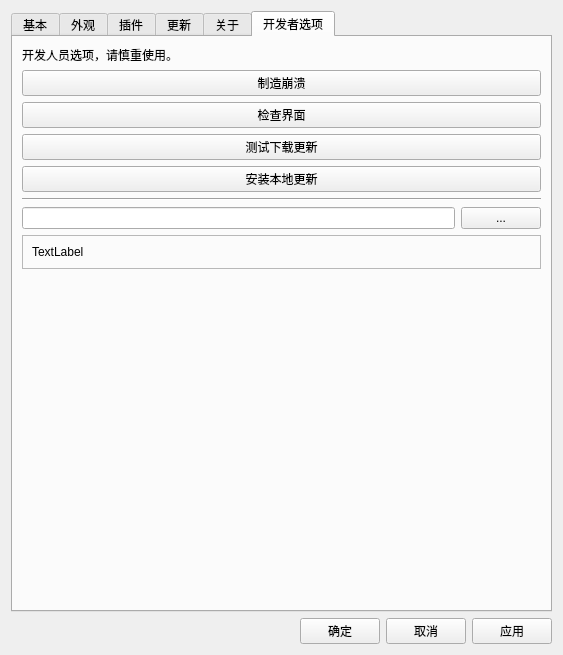
Above: UISource/settings.ui from HelloWRC/W-DesktopCountdown before the change. Below: the same form after it.
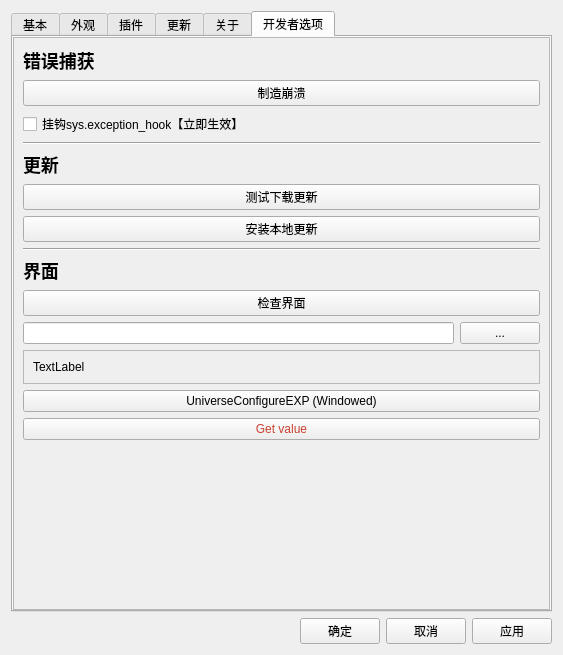
That is the form after the change. The open tabs and pages were chosen to show the change. Icons and pictures are not drawn.

Commit message: universe_configure 功能完善

Patch:
```diff
--- a/UISource/settings.ui
+++ b/UISource/settings.ui
@@ -902,11 +902,41 @@
       <attribute name="title">
        <string>开发者选项</string>
       </attribute>
-      <layout class="QFormLayout" name="formLayout_4">
+      <layout class="QVBoxLayout" name="verticalLayout_14">
+       <property name="spacing">
+        <number>0</number>
+       </property>
+       <property name="leftMargin">
+        <number>0</number>
+       </property>
+       <property name="topMargin">
+        <number>0</number>
+       </property>
+       <property name="rightMargin">
+        <number>0</number>
+       </property>
+       <property name="bottomMargin">
+        <number>0</number>
+       </property>
+       <item>
+        <widget class="QScrollArea" name="scrollArea_3">
+         <property name="widgetResizable">
+          <bool>true</bool>
+         </property>
+         <widget class="QWidget" name="scrollAreaWidgetContents_3">
+          <property name="geometry">
+           <rect>
+            <x>0</x>
+            <y>0</y>
+            <width>535</width>
+            <height>557</height>
+           </rect>
+          </property>
+          <layout class="QFormLayout" name="formLayout_2">
        <item row="0" column="0" colspan="2">
         <widget class="QLabel" name="label_9">
          <property name="text">
-          <string>开发人员选项，请慎重使用。</string>
+              <string>&lt;h2&gt;错误捕获&lt;/h2&gt;</string>
          </property>
         </widget>
        </item>
@@ -918,40 +948,74 @@
         </widget>
        </item>
        <item row="2" column="0" colspan="2">
-        <widget class="QPushButton" name="btn_check_ui">
+            <widget class="QCheckBox" name="cb_hook_exception">
          <property name="text">
-          <string>检查界面</string>
-         </property>
-        </widget>
-       </item>
-       <item row="4" column="0" colspan="2">
-        <widget class="QPushButton" name="btn_install_local_update">
-         <property name="text">
-          <string>安装本地更新</string>
+              <string>挂钩sys.exception_hook【立即生效】</string>
          </property>
         </widget>
        </item>
        <item row="3" column="0" colspan="2">
+            <widget class="Line" name="line_5">
+             <property name="minimumSize">
+              <size>
+               <width>50</width>
+               <height>0</height>
+              </size>
+             </property>
+             <property name="orientation">
+              <enum>Qt::Horizontal</enum>
+             </property>
+            </widget>
+           </item>
+           <item row="4" column="0" colspan="2">
+            <widget class="QLabel" name="label_10">
+             <property name="text">
+              <string>&lt;h2&gt;更新&lt;/h2&gt;</string>
+             </property>
+            </widget>
+           </item>
+           <item row="5" column="0" colspan="2">
         <widget class="QPushButton" name="btn_dbg_download_update">
          <property name="text">
           <string>测试下载更新</string>
          </property>
         </widget>
        </item>
-       <item row="5" column="0" colspan="2">
-        <widget class="Line" name="line_2">
-         <property name="minimumSize">
-          <size>
-           <width>0</width>
-           <height>0</height>
-          </size>
-         </property>
-         <property name="orientation">
-          <enum>Qt::Horizontal</enum>
-         </property>
-        </widget>
-       </item>
        <item row="6" column="0" colspan="2">
+            <widget class="QPushButton" name="btn_install_local_update">
+             <property name="text">
+              <string>安装本地更新</string>
+             </property>
+            </widget>
+           </item>
+           <item row="7" column="0" colspan="2">
+            <widget class="Line" name="line_6">
+             <property name="minimumSize">
+              <size>
+               <width>50</width>
+               <height>0</height>
+              </size>
+             </property>
+             <property name="orientation">
+              <enum>Qt::Horizontal</enum>
+             </property>
+            </widget>
+           </item>
+           <item row="8" column="0" colspan="2">
+            <widget class="QLabel" name="label_11">
+             <property name="text">
+              <string>&lt;h2&gt;界面&lt;/h2&gt;</string>
+             </property>
+            </widget>
+           </item>
+           <item row="9" column="0" colspan="2">
+            <widget class="QPushButton" name="btn_check_ui">
+             <property name="text">
+              <string>检查界面</string>
+             </property>
+            </widget>
+           </item>
+           <item row="10" column="0" colspan="2">
         <layout class="QHBoxLayout" name="horizontalLayout_6">
          <item>
           <widget class="QLineEdit" name="le_text_dev"/>
@@ -965,7 +1029,7 @@
          </item>
         </layout>
        </item>
-       <item row="7" column="0" colspan="2">
+           <item row="11" column="0" colspan="2">
         <widget class="QFrame" name="frame">
          <property name="frameShape">
           <enum>QFrame::StyledPanel</enum>
@@ -984,6 +1048,27 @@
          </layout>
         </widget>
        </item>
+           <item row="12" column="0" colspan="2">
+            <widget class="QPushButton" name="btn_ucfg_exp">
+             <property name="text">
+              <string>UniverseConfigureEXP (Windowed)</string>
+             </property>
+            </widget>
+           </item>
+           <item row="13" column="0" colspan="2">
+            <widget class="QPushButton" name="btn_get_ucfg_value">
+             <property name="styleSheet">
+              <string notr="true">color:  #c84232</string>
+             </property>
+             <property name="text">
+              <string>Get value</string>
+             </property>
+            </widget>
+           </item>
+          </layout>
+         </widget>
+        </widget>
+       </item>
       </layout>
      </widget>
     </widget>
```
Left out of the diff: 6 changed lines with no effect on the pictures. Lines whose indentation alone changed are shown as unchanged. The commit also changes 3 other files.
